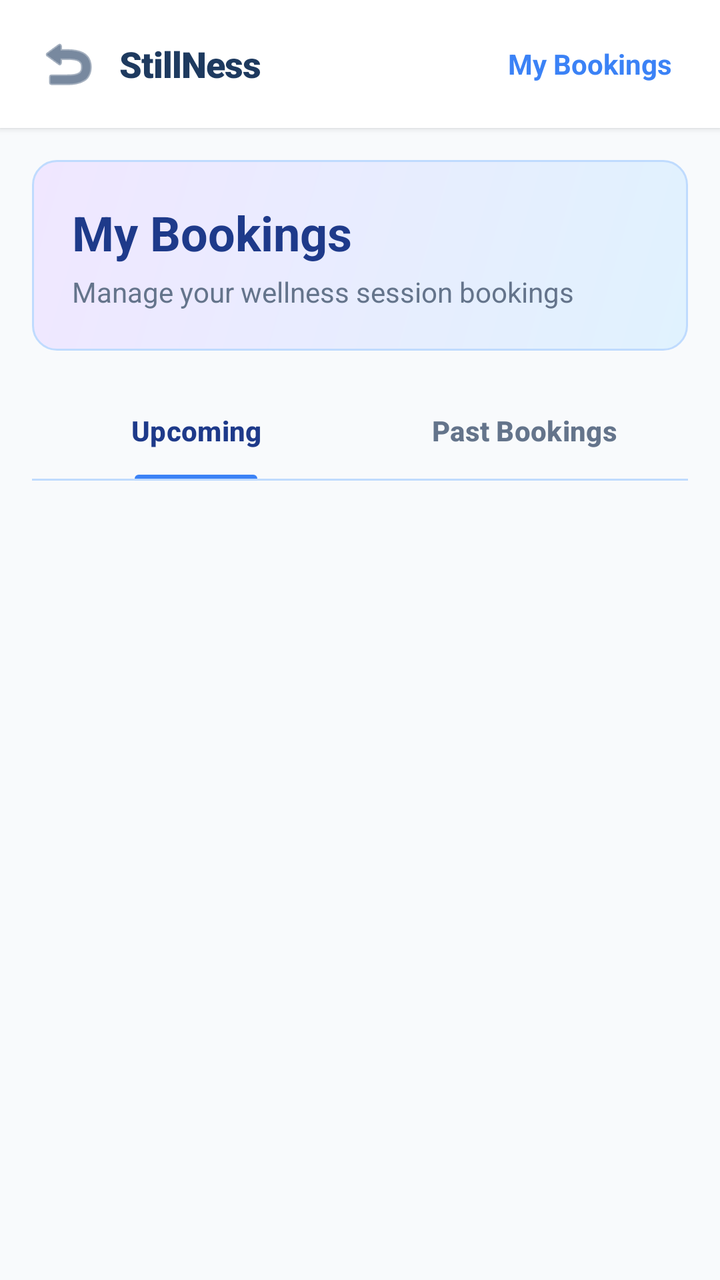
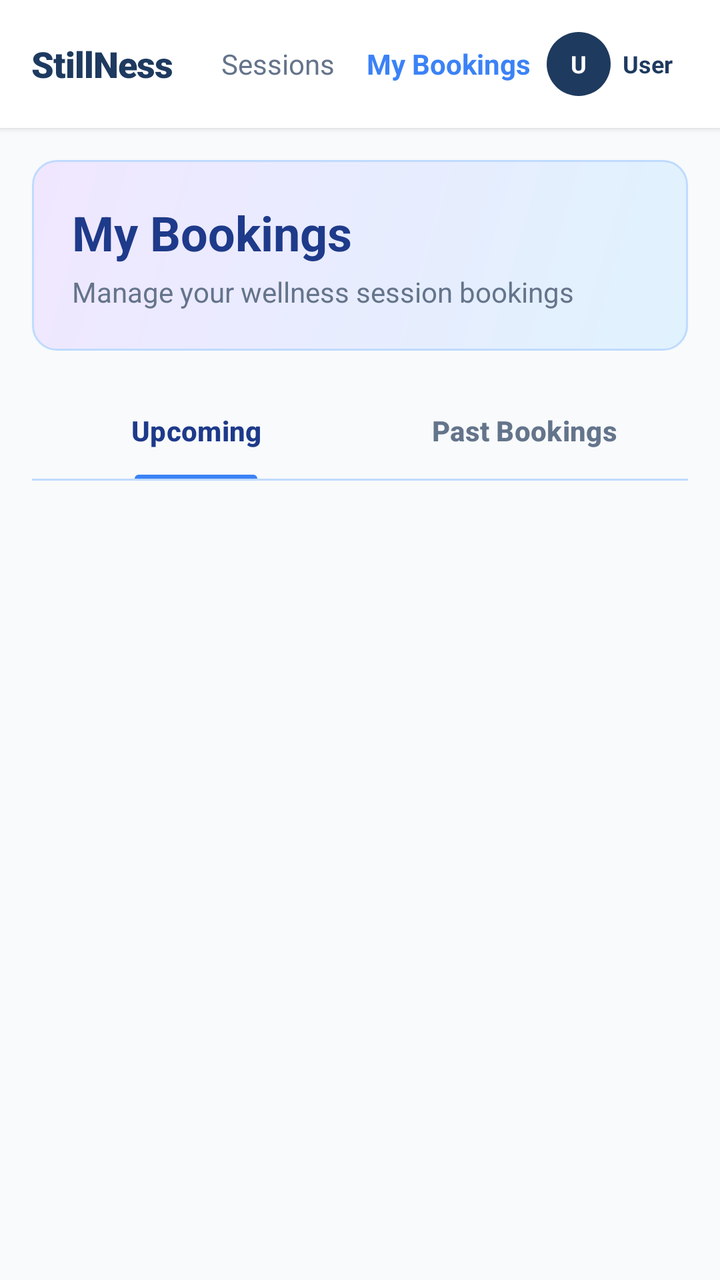

Before-and-after screenshots of an Android layout around one commit, followed by the original layout XML and the change that was made.
<!-- AndroidManifest.xml: application theme Theme.Stillness -->
<!-- res/layout/activity_my_bookings.xml -->
<?xml version="1.0" encoding="utf-8"?>
<LinearLayout xmlns:android="http://schemas.android.com/apk/res/android"
    xmlns:app="http://schemas.android.com/apk/res-auto"
    android:layout_width="match_parent"
    android:layout_height="match_parent"
    android:background="#F8FAFC"
    android:orientation="vertical">

    
    <LinearLayout
        android:layout_width="match_parent"
        android:layout_height="64dp"
        android:background="@color/white"
        android:elevation="2dp"
        android:gravity="center_vertical"
        android:orientation="horizontal"
        android:paddingHorizontal="16dp">

        
        <ImageButton
            android:id="@+id/btnBack"
            android:layout_width="36dp"
            android:layout_height="36dp"
            android:background="?attr/selectableItemBackgroundBorderless"
            android:contentDescription="Back"
            android:src="@android:drawable/ic_menu_revert"
            app:tint="#1E3A5F" />

        <TextView
            android:layout_width="wrap_content"
            android:layout_height="wrap_content"
            android:layout_marginStart="8dp"
            android:fontFamily="sans-serif-black"
            android:letterSpacing="-0.02"
            android:text="StillNess"
            android:textColor="#1E3A5F"
            android:textSize="18sp" />

        <View
            android:layout_width="0dp"
            android:layout_height="0dp"
            android:layout_weight="1" />

        <TextView
            android:layout_width="wrap_content"
            android:layout_height="wrap_content"
            android:padding="8dp"
            android:text="My Bookings"
            android:textColor="#3B82F6"
            android:textSize="14sp"
            android:textStyle="bold" />
    </LinearLayout>

    <androidx.core.widget.NestedScrollView
        android:layout_width="match_parent"
        android:layout_height="match_parent"
        android:fillViewport="true">

        <LinearLayout
            android:layout_width="match_parent"
            android:layout_height="wrap_content"
            android:orientation="vertical">

            
            <LinearLayout
                android:layout_width="match_parent"
                android:layout_height="wrap_content"
                android:layout_margin="16dp"
                android:background="@drawable/bg_bookings_header"
                android:orientation="vertical"
                android:padding="20dp">

                <TextView
                    android:layout_width="wrap_content"
                    android:layout_height="wrap_content"
                    android:text="My Bookings"
                    android:textColor="#1E3A8A"
                    android:textSize="24sp"
                    android:textStyle="bold" />

                <TextView
                    android:layout_width="wrap_content"
                    android:layout_height="wrap_content"
                    android:layout_marginTop="4dp"
                    android:text="Manage your wellness session bookings"
                    android:textColor="#64748B"
                    android:textSize="14sp" />
            </LinearLayout>

            
            <com.google.android.material.tabs.TabLayout
                android:id="@+id/tabsBookings"
                android:layout_width="match_parent"
                android:layout_height="wrap_content"
                android:layout_marginHorizontal="16dp"
                android:background="@android:color/transparent"
                app:tabIndicatorColor="#3B82F6"
                app:tabIndicatorHeight="2dp"
                app:tabMode="fixed"
                app:tabSelectedTextColor="#1E3A8A"
                app:tabTextAppearance="@style/TabTextAppearance"
                app:tabTextColor="#64748B">

                <com.google.android.material.tabs.TabItem
                    android:layout_width="wrap_content"
                    android:layout_height="wrap_content"
                    android:text="Upcoming" />

                <com.google.android.material.tabs.TabItem
                    android:layout_width="wrap_content"
                    android:layout_height="wrap_content"
                    android:text="Past Bookings" />
            </com.google.android.material.tabs.TabLayout>

            
            <View
                android:layout_width="match_parent"
                android:layout_height="1dp"
                android:layout_marginHorizontal="16dp"
                android:background="#BFDBFE" />

            
            <LinearLayout
                android:id="@+id/layoutFeaturedHeader"
                android:layout_width="match_parent"
                android:layout_height="wrap_content"
                android:orientation="vertical"
                android:paddingHorizontal="16dp"
                android:paddingTop="20dp"
                android:visibility="gone">

                <TextView
                    android:layout_width="wrap_content"
                    android:layout_height="wrap_content"
                    android:text="Your latest confirmed booking"
                    android:textColor="#1E3A8A"
                    android:textSize="16sp"
                    android:textStyle="bold" />

                <TextView
                    android:layout_width="wrap_content"
                    android:layout_height="wrap_content"
                    android:layout_marginTop="2dp"
                    android:text="Use this card to verify the session details you just reserved."
                    android:textColor="#64748B"
                    android:textSize="13sp" />
            </LinearLayout>

            
            <androidx.recyclerview.widget.RecyclerView
                android:id="@+id/recyclerViewBookings"
                android:layout_width="match_parent"
                android:layout_height="wrap_content"
                android:layout_marginTop="12dp"
                android:clipToPadding="false"
                android:nestedScrollingEnabled="false"
                android:paddingHorizontal="16dp"
                android:paddingBottom="8dp" />

            
            <LinearLayout
                android:id="@+id/layoutEmptyState"
                android:layout_width="match_parent"
                android:layout_height="wrap_content"
                android:layout_marginHorizontal="16dp"
                android:layout_marginTop="16dp"
                android:background="@drawable/bg_empty_state"
                android:gravity="center"
                android:orientation="vertical"
                android:padding="28dp"
                android:visibility="gone">

                <TextView
                    android:layout_width="wrap_content"
                    android:layout_height="wrap_content"
                    android:gravity="center"
                    android:text="No bookings found for this tab."
                    android:textColor="#1E3A8A"
                    android:textSize="16sp"
                    android:textStyle="bold" />

                <TextView
                    android:layout_width="wrap_content"
                    android:layout_height="wrap_content"
                    android:layout_marginTop="8dp"
                    android:gravity="center"
                    android:text="Once you confirm a session, the booking card will appear here with the session, payment, and booking details."
                    android:textColor="#475569"
                    android:textSize="14sp" />

                <Button
                    android:id="@+id/btnBrowseSessions"
                    android:layout_width="wrap_content"
                    android:layout_height="44dp"
                    android:layout_marginTop="20dp"
                    android:backgroundTint="#3B82F6"
                    android:text="Browse Sessions"
                    android:textAllCaps="false"
                    android:textColor="@color/white"
                    android:textSize="14sp"
                    android:textStyle="bold"
                    app:cornerRadius="8dp" />
            </LinearLayout>

            
            <ProgressBar
                android:id="@+id/progressBarBookings"
                android:layout_width="32dp"
                android:layout_height="32dp"
                android:layout_gravity="center"
                android:layout_marginTop="48dp"
                android:visibility="gone" />

        </LinearLayout>
    </androidx.core.widget.NestedScrollView>
</LinearLayout>
<!-- resources referenced by this layout -->
<resources>
  <color name="white">#FFFFFFFF</color>
  <!-- drawable bg_bookings_header (drawable) -->
  <?xml version="1.0" encoding="utf-8"?>
  <shape xmlns:android="http://schemas.android.com/apk/res/android"
      android:shape="rectangle">
      <gradient
          android:angle="135"
          android:startColor="#E0F2FE"
          android:endColor="#F0E7FF" />
      <corners android:radius="12dp" />
      <stroke
          android:width="1dp"
          android:color="#BFDBFE" />
  </shape>
  <!-- drawable bg_empty_state (drawable) -->
  <?xml version="1.0" encoding="utf-8"?>
  <shape xmlns:android="http://schemas.android.com/apk/res/android"
      android:shape="rectangle">
      <solid android:color="#F8FBFF" />
      <corners android:radius="14dp" />
      <stroke
          android:width="1dp"
          android:color="#BFDBFE"
          android:dashWidth="6dp"
          android:dashGap="4dp" />
  </shape>
  <style name="TabTextAppearance" parent="@android:style/TextAppearance.Medium">
          <item name="android:textSize">14sp</item>
          <item name="android:textAllCaps">false</item>
          <item name="android:textStyle">bold</item>
      </style>
  <style name="Theme.Stillness" parent="Base.Theme.Stillness" />
  <style name="Base.Theme.Stillness" parent="Theme.Material3.Light.NoActionBar">
          
          <item name="colorPrimary">@color/stillness_blue_primary</item>
          <item name="colorOnPrimary">@color/white</item>
  
          
          <item name="colorSecondary">@color/stillness_blue_focus</item>
          <item name="colorOnSecondary">@color/white</item>
  
          
          <item name="android:windowBackground">@color/stillness_bg</item>
          <item name="android:statusBarColor">@color/stillness_bg</item>
          <item name="android:windowLightStatusBar">true</item>
          <item name="android:navigationBarColor">@color/white</item>
      </style>
  <color name="stillness_blue_primary">#2563EB</color>
  <color name="stillness_blue_focus">#3B82F6</color>
  <color name="stillness_bg">#EFF6FF</color>
</resources>

<!-- the commit's change to res/layout/activity_my_bookings.xml (unified diff, before → after) -->
@@ -17,31 +17,28 @@
         android:paddingHorizontal="16dp">
 
         
-        <ImageButton
-            android:id="@+id/btnBack"
-            android:layout_width="36dp"
-            android:layout_height="36dp"
-            android:background="?attr/selectableItemBackgroundBorderless"
-            android:contentDescription="Back"
-            android:src="@android:drawable/ic_menu_revert"
-            app:tint="#1E3A5F" />
-
-        <TextView
-            android:layout_width="wrap_content"
-            android:layout_height="wrap_content"
-            android:layout_marginStart="8dp"
+        <TextView
+            android:layout_width="wrap_content"
+            android:layout_height="wrap_content"
             android:fontFamily="sans-serif-black"
             android:letterSpacing="-0.02"
             android:text="StillNess"
             android:textColor="#1E3A5F"
             android:textSize="18sp" />
 
-        <View
-            android:layout_width="0dp"
-            android:layout_height="0dp"
-            android:layout_weight="1" />
-
-        <TextView
+        
+        <TextView
+            android:id="@+id/btnNavSessions"
+            android:layout_width="wrap_content"
+            android:layout_height="wrap_content"
+            android:layout_marginStart="16dp"
+            android:padding="8dp"
+            android:text="Sessions"
+            android:textColor="#64748B"
+            android:textSize="14sp" />
+
+        <TextView
+            android:id="@+id/btnNavBookings"
             android:layout_width="wrap_content"
             android:layout_height="wrap_content"
             android:padding="8dp"
@@ -49,6 +46,51 @@
             android:textColor="#3B82F6"
             android:textSize="14sp"
             android:textStyle="bold" />
+
+        <View
+            android:layout_width="0dp"
+            android:layout_height="0dp"
+            android:layout_weight="1" />
+
+        
+        <FrameLayout
+            android:layout_width="32dp"
+            android:layout_height="32dp"
+            android:background="@drawable/bg_avatar_circle">
+
+            <TextView
+                android:id="@+id/tv_avatar_initials"
+                android:layout_width="wrap_content"
+                android:layout_height="wrap_content"
+                android:layout_gravity="center"
+                android:text="U"
+                android:textColor="@color/white"
+                android:textSize="12sp"
+                android:textStyle="bold" />
+        </FrameLayout>
+
+        <TextView
+            android:id="@+id/nav_welcome"
+            android:layout_width="wrap_content"
+            android:layout_height="wrap_content"
+            android:layout_marginStart="6dp"
+            android:ellipsize="end"
+            android:maxWidth="80dp"
+            android:singleLine="true"
+            android:text="User"
+            android:textColor="#1E3A5F"
+            android:textSize="12sp"
+            android:textStyle="bold" />
+
+        <TextView
+            android:id="@+id/nav_logout"
+            android:layout_width="wrap_content"
+            android:layout_height="wrap_content"
+            android:layout_marginStart="8dp"
+            android:padding="6dp"
+            android:text="Sign Out"
+            android:textColor="#64748B"
+            android:textSize="12sp" />
     </LinearLayout>
 
     <androidx.core.widget.NestedScrollView
<!-- resource entries referenced after the edit -->
@@ -1,6 +1,13 @@
 <!-- resources referenced by this layout -->
 <resources>
   <color name="white">#FFFFFFFF</color>
+  <!-- drawable bg_avatar_circle (drawable) -->
+  <?xml version="1.0" encoding="utf-8"?>
+  <shape xmlns:android="http://schemas.android.com/apk/res/android"
+      android:shape="oval">
+      <solid android:color="@color/hg_navy" />
+      <size android:width="80dp" android:height="80dp" />
+  </shape>
   <!-- drawable bg_bookings_header (drawable) -->
   <?xml version="1.0" encoding="utf-8"?>
   <shape xmlns:android="http://schemas.android.com/apk/res/android"
@@ -32,6 +39,7 @@
           <item name="android:textStyle">bold</item>
       </style>
   <style name="Theme.Stillness" parent="Base.Theme.Stillness" />
+  <color name="hg_navy">@color/stillness_navy</color>
   <style name="Base.Theme.Stillness" parent="Theme.Material3.Light.NoActionBar">
           
           <item name="colorPrimary">@color/stillness_blue_primary</item>
@@ -47,6 +55,7 @@
           <item name="android:windowLightStatusBar">true</item>
           <item name="android:navigationBarColor">@color/white</item>
       </style>
+  <color name="stillness_navy">#1E3A5F</color>
   <color name="stillness_blue_primary">#2563EB</color>
   <color name="stillness_blue_focus">#3B82F6</color>
   <color name="stillness_bg">#EFF6FF</color>
